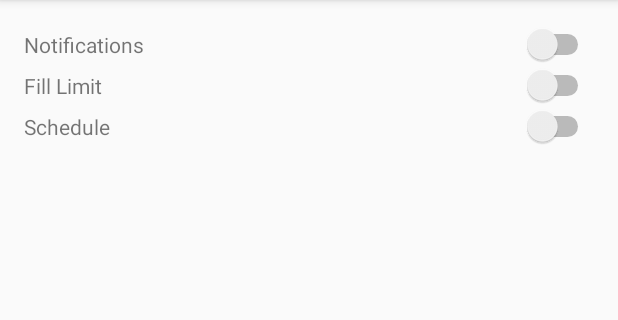
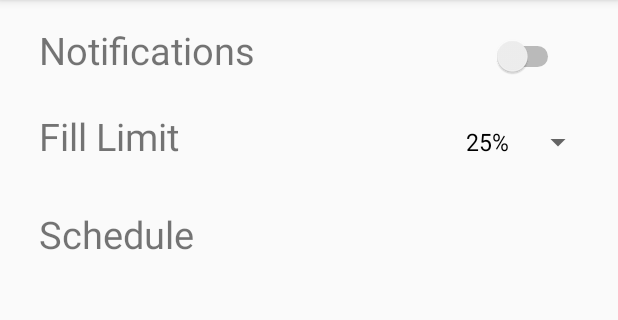
Before and after one commit to jamesh21/GymWatch, an Android app: the screen it shows after launch (SettingsActivity), in the side drawer, after a tap on "Settings", on a phone screen of 412 x 824 dp, the part 84-404 px from its top. Run offline under Robolectric (Android 15) with nearby library versions, the phone set to English and light mode, and no system bars.

Commit message:
Clean up Code

```diff
--- a/app/src/main/java/group2/tcss450/uw/edu/gymwatch/HomeActivity.java
+++ b/app/src/main/java/group2/tcss450/uw/edu/gymwatch/HomeActivity.java
@@ -1,11 +1,11 @@
 package group2.tcss450.uw.edu.gymwatch;
+
 
 import android.content.Intent;
 import android.os.Bundle;
 import android.support.design.widget.FloatingActionButton;
 import android.support.v7.widget.LinearLayoutManager;
 import android.support.v7.widget.RecyclerView;
-import android.view.KeyEvent;
 import android.view.View;
 import android.support.design.widget.NavigationView;
 import android.support.v4.view.GravityCompat;
@@ -15,9 +15,7 @@ import android.support.v7.app.AppCompatActivity;
 import android.support.v7.widget.Toolbar;
 import android.view.Menu;
 import android.view.MenuItem;
-import android.view.inputmethod.EditorInfo;
-import android.widget.EditText;
-import android.widget.TextView;
+
 
 public class HomeActivity extends AppCompatActivity
         implements NavigationView.OnNavigationItemSelectedListener {
@@ -29,36 +27,24 @@ public class HomeActivity extends AppCompatActivity
         super.onCreate(savedInstanceState);
         setContentView(R.layout.activity_home);
 
+        //For the recycle view
         mGymRecView = (RecyclerView) findViewById(R.id.gym_rec_list);
         mGymRecView.setLayoutManager(new LinearLayoutManager(this));
         mGymAdapter = new GymAdapter(GymListData.getList(), this);
         mGymRecView.setAdapter(mGymAdapter);
 
         Toolbar toolbar = (Toolbar) findViewById(R.id.toolbar);
-        setSupportActionBar(toolbar);
-        final EditText editText = (EditText)findViewById(R.id.search_text);
 
-        editText.setOnEditorActionListener(new TextView.OnEditorActionListener() {
-            @Override
-            public boolean onEditorAction(TextView view, int actionId, KeyEvent event) {
-                if (actionId == EditorInfo.IME_ACTION_DONE) {
-                    editText.setVisibility(View.GONE);
-                    getSupportActionBar().setTitle("Gym Watch");
-                    System.out.println("!!!!!!!!!!!!!!!!!!!!!!!");
-                    return true;
-                }
-                return false;
-            }
-        });
+        //setSupportActionBar(toolbar);
 
-        editText.setVisibility(View.GONE);
 
+        //Fab Button In process of setting up
         FloatingActionButton fab = (FloatingActionButton) findViewById(R.id.fab);
         fab.setOnClickListener(new View.OnClickListener() {
             @Override
             public void onClick(View view) {
-                editText.setVisibility(View.VISIBLE);
-
+                //editText.setVisibility(View.VISIBLE);
+                //search.setFocusable(true);
                 //InputMethodManager keyboard = (InputMethodManager) getSystemService(Context.INPUT_METHOD_SERVICE);
                 //keyboard.showSoftInput(editText,InputMethodManager.SHOW_IMPLICIT);
 
--- a/app/src/main/java/group2/tcss450/uw/edu/gymwatch/SettingsActivity.java
+++ b/app/src/main/java/group2/tcss450/uw/edu/gymwatch/SettingsActivity.java
@@ -2,12 +2,32 @@ package group2.tcss450.uw.edu.gymwatch;
 
 import android.support.v7.app.AppCompatActivity;
 import android.os.Bundle;
+import android.view.View;
+import android.widget.AdapterView;
+import android.widget.ArrayAdapter;
+import android.widget.Spinner;
 
-public class SettingsActivity extends AppCompatActivity {
+public class SettingsActivity extends AppCompatActivity implements AdapterView.OnItemSelectedListener{
 
     @Override
     protected void onCreate(Bundle savedInstanceState) {
         super.onCreate(savedInstanceState);
         setContentView(R.layout.activity_settings);
+        Spinner spinner = (Spinner) findViewById(R.id.fill_spinner);
+        ArrayAdapter<CharSequence> adapter = ArrayAdapter.createFromResource(this,
+                R.array.fill_limit_percentages, android.R.layout.simple_spinner_dropdown_item);
+        adapter.setDropDownViewResource(android.R.layout.simple_spinner_dropdown_item);
+        spinner.setAdapter(adapter);
+        spinner.setOnItemSelectedListener(this);
+    }
+
+    @Override
+    public void onItemSelected(AdapterView<?> parent, View view, int position, long id) {
+
+    }
+
+    @Override
+    public void onNothingSelected(AdapterView<?> parent) {
+
     }
 }
--- a/app/src/main/res/layout/activity_settings.xml
+++ b/app/src/main/res/layout/activity_settings.xml
@@ -14,18 +14,42 @@
     <LinearLayout
         android:layout_width="match_parent"
         android:layout_height="wrap_content"
-        android:orientation="horizontal">
+        android:orientation="horizontal"
+        android:paddingBottom="20dp">
+
+        <TextView
+            android:layout_width="wrap_content"
+            android:layout_height="wrap_content"
+            android:layout_weight="1"
+            android:textSize="25dp"
+            android:paddingLeft="10dp"
+            android:text="@string/notification_text"/>
+        <Switch
+            android:layout_width="wrap_content"
+            android:layout_height="wrap_content"
+            android:paddingRight="20dp"
+            android:textOn="@string/on_switch"
+            android:textOff="@string/off_switch"/>
+    </LinearLayout>
+
+    <LinearLayout
+        android:layout_width="match_parent"
+        android:layout_height="wrap_content"
+        android:orientation="horizontal"
+        android:paddingBottom="20dp">
+
 
         <TextView
             android:layout_width="0dp"
             android:layout_height="wrap_content"
+            android:paddingLeft="10dp"
+            android:textSize="25dp"
             android:layout_weight="1"
-            android:text="@string/notification_text"/>
-        <Switch
+            android:text="@string/fill_text"/>
+        <Spinner
             android:layout_width="wrap_content"
             android:layout_height="wrap_content"
-            android:textOn="@string/on_switch"
-            android:textOff="@string/off_switch"/>
+            android:id="@+id/fill_spinner"></Spinner>
     </LinearLayout>
 
     <LinearLayout
@@ -37,25 +61,9 @@
             android:layout_width="0dp"
             android:layout_height="wrap_content"
             android:layout_weight="1"
-            android:text="@string/fill_text"/>
-        <Switch
-            android:layout_width="wrap_content"
-            android:layout_height="wrap_content" />
-    </LinearLayout>
-
-    <LinearLayout
-        android:layout_width="match_parent"
-        android:layout_height="wrap_content"
-        android:orientation="horizontal">
-
-        <TextView
-            android:layout_width="0dp"
-            android:layout_height="wrap_content"
-            android:layout_weight="1"
+            android:paddingLeft="10dp"
+            android:textSize="25dp"
             android:text="@string/schedule_text"/>
-        <Switch
-            android:layout_width="wrap_content"
-            android:layout_height="wrap_content" />
     </LinearLayout>
 
 
--- a/app/src/main/res/values/strings.xml
+++ b/app/src/main/res/values/strings.xml
@@ -6,6 +6,11 @@
     <string-array name="destination_array">
         <item>My Gyms</item>
         <item>Settings</item>
+    </string-array>
+    <string-array name="fill_limit_percentages">
+        <item>25%</item>
+        <item>50%</item>
+        <item>75%</item>
     </string-array>
     <string name="notification_text">Notifications</string>
     <string name="fill_text">Fill Limit</string>
--- a/app/src/main/res/values/styles.xml
+++ b/app/src/main/res/values/styles.xml
@@ -17,4 +17,5 @@
 
     <style name="AppTheme.PopupOverlay" parent="ThemeOverlay.AppCompat.Light" />
 
+
 </resources>
```
Also changed, not shown: app/src/main/java/group2/tcss450/uw/edu/gymwatch/GymListData.java (+5 -2 lines), app/src/main/res/layout/app_bar_home.xml (+8 -6 lines).
